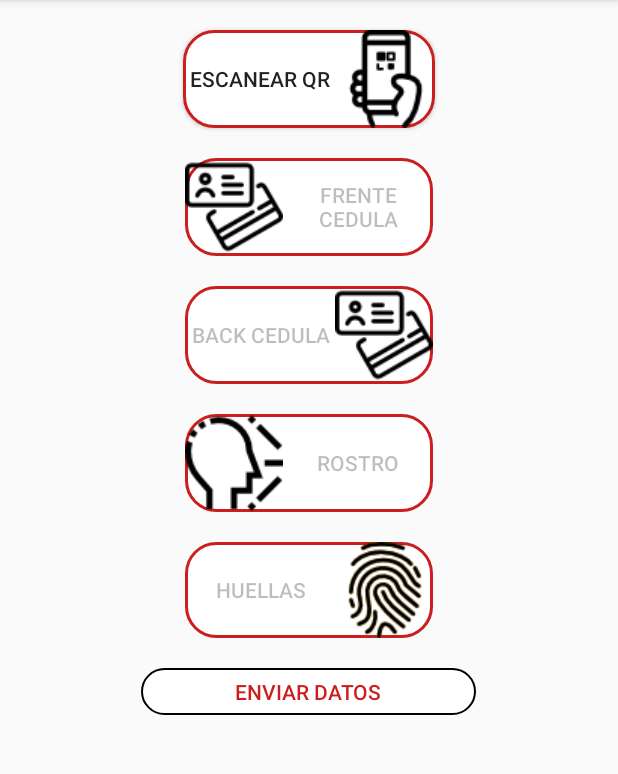
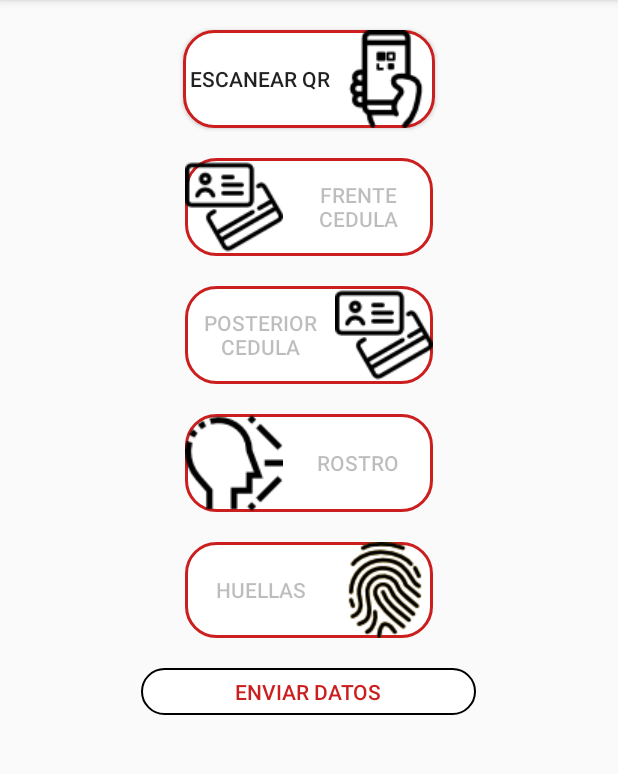
Before and after one commit to KevinAndrey96/android-biometric-credit-origination-platform, an Android app: the Enrollment screen opened directly, with no data from a screen before it, on a phone screen of 412 x 824 dp, the part 84-858 px from its top. Run offline under Robolectric (Android 15) with nearby library versions, the phone set to English and light mode, and no system bars; libraries missing offline, so code that uses them is left out: com.afollestad.materialdialogs, com.example.biometricbytte, com.example.docbytte, com.fasterxml.jackson, com.google.zxing.integration and 5 more; Roboto replaces fonts that are not available here; 3 statements that could not run were skipped.

Commit message:
Entrega Viernes

```diff
--- a/app/src/main/java/com/trantec/yo/Enrollment.kt
+++ b/app/src/main/java/com/trantec/yo/Enrollment.kt
@@ -62,7 +62,7 @@ class Enrollment : AppCompatActivity() {
 
     internal var btnScan: Button? = null
     internal var qrScanIntegrator: IntentIntegrator? = null
-    val LICENSEMICROBLINK = "V76CKZT3-NONJVDPE-NT4KLLY5-5OOBC5AI-JZKZL23B-FLBJP77K-EH4NX33O-LF3REX3F"//esta licencia se debe solicitar a bytte para el funcionamiento en los documentos
+    val LICENSEMICROBLINK = "XBHOQRTB-HZ3XE3FF-K4FNTNCU-TTVWNPNM-JNYKDZO2-JUAXOZJH-3A74S463-I7KKLSOW"//esta licencia se debe solicitar a bytte para el funcionamiento en los documentos
     val MY_REQUEST_CODE_LISENCE = 1329
     val MY_REQUEST_CODE_FRONT = 1330
     val MY_REQUEST_CODE_BACK = 1331
--- a/app/src/main/res/layout/activity_enrollment.xml
+++ b/app/src/main/res/layout/activity_enrollment.xml
@@ -44,7 +44,7 @@
                 android:layout_marginTop="20dp"
                 android:background="@drawable/rounded_button1"
                 android:drawableEnd="@drawable/icono_cedula"
-                android:text="Back cedula" />
+                android:text="Posterior\ncedula" />
 
             <Button
                 android:id="@+id/button4"
```
Also changed, not shown: app/src/main/java/com/trantec/yo/ResultCapture.kt (+4 -5 lines).
